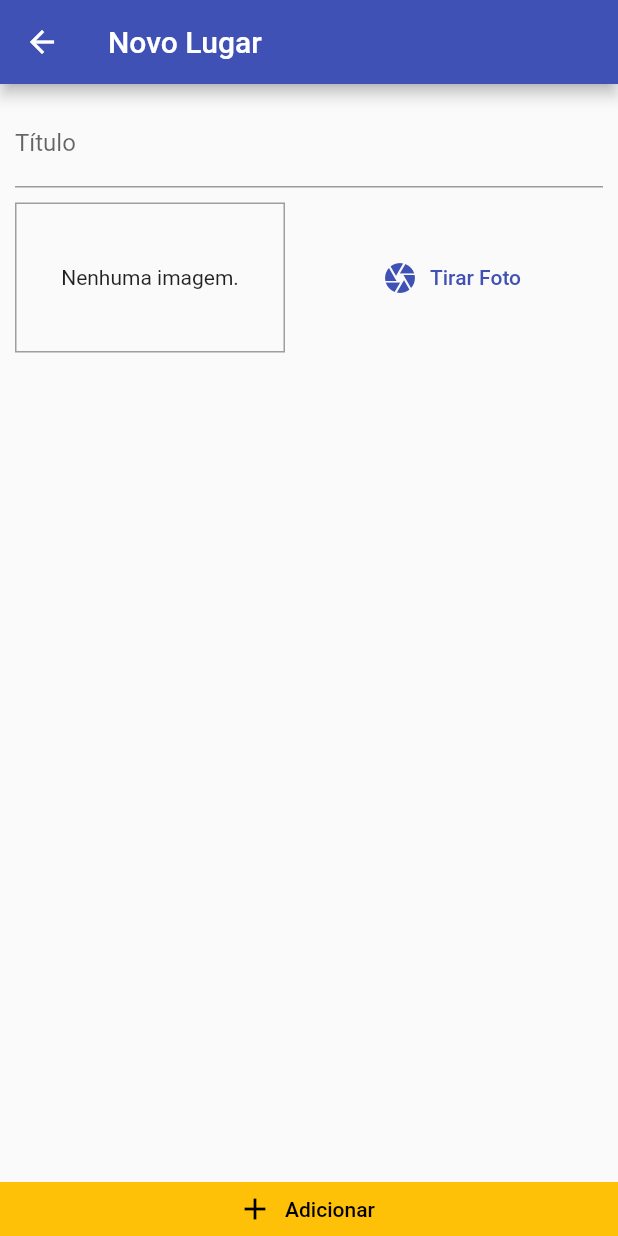
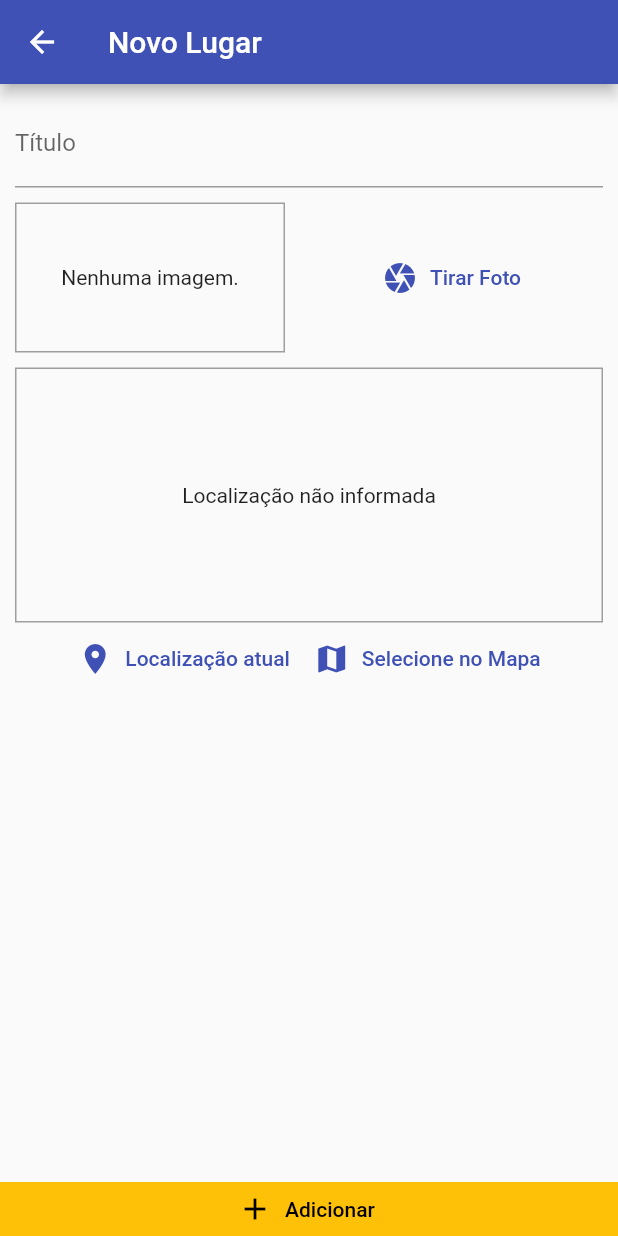
Before and after one commit to AizaYosuke/great-places, a Flutter app: the PlaceFormScreen screen opened by its route, on a phone screen of 412 x 824 dp. Run offline on Flutter 3.47's test engine with Material 2 defaults, Android fonts, the phone set to English and light mode, and no system bars; our stand-ins replace image_picker, location, sqflite; accounts and stored records are empty.

Commit message:
Adiciona utilizacao da api de mapa da google

```diff
--- a/lib/screens/place_form_screen.dart
+++ b/lib/screens/place_form_screen.dart
@@ -4,6 +4,8 @@ import 'package:flutter/material.dart';
 import 'package:great_places/providers/great_places.dart';
 import 'package:great_places/widgets/image_input.dart';
 import 'package:provider/provider.dart';
+
+import '../widgets/location_input.dart';
 
 class PlaceFormScreen extends StatefulWidget {
   const PlaceFormScreen({super.key});
@@ -53,6 +55,8 @@ class _PlaceFormScreenState extends State<PlaceFormScreen> {
                     ),
                     const SizedBox(height: 10),
                     ImageInput(_selectImage),
+                    const SizedBox(height: 10),
+                    LocationInput(),
                   ],
                 ),
               ),
--- /dev/null
+++ b/lib/utils/location_util.dart
@@ -0,0 +1,10 @@
+import 'api_key.dart';
+
+class LocationUtil {
+  static String generateLocationPreviewImage({
+    required double latitude,
+    required double longitude,
+  }) {
+    return 'https://maps.googleapis.com/maps/api/staticmap?center=$latitude,$longitude&zoom=13&size=600x300&maptype=roadmap&markers=color:red%7Clabel:A%7C$latitude,$longitude&key=${ApiKey.key}';
+  }
+}
--- /dev/null
+++ b/lib/widgets/location_input.dart
@@ -0,0 +1,77 @@
+import 'package:flutter/material.dart';
+import 'package:great_places/utils/location_util.dart';
+import 'package:location/location.dart';
+
+class LocationInput extends StatefulWidget {
+  const LocationInput({super.key});
+
+  @override
+  State<LocationInput> createState() => _LocationInputState();
+}
+
+class _LocationInputState extends State<LocationInput> {
+  String _previewImageUrl = '';
+
+  Future<void> _getCurrentUserLocation() async {
+    final locData = await Location().getLocation();
+
+    final staticMapImageUrl = LocationUtil.generateLocationPreviewImage(
+      latitude: locData.latitude!,
+      longitude: locData.longitude!,
+    );
+
+    setState(() {
+      _previewImageUrl = staticMapImageUrl;
+    });
+  }
+
+  @override
+  Widget build(BuildContext context) {
+    return Column(
+      children: [
+        Container(
+          height: 170,
+          width: double.infinity,
+          alignment: Alignment.center,
+          decoration: BoxDecoration(
+              border: Border.all(
+            width: 1,
+            color: Colors.grey,
+          )),
+          child: _previewImageUrl == ''
+              ? const Text('Localização não informada')
+              : Image.network(
+                  _previewImageUrl,
+                  fit: BoxFit.cover,
+                  width: double.infinity,
+                ),
+        ),
+        Row(
+          mainAxisAlignment: MainAxisAlignment.center,
+          children: [
+            TextButton.icon(
+              icon: const Icon(Icons.location_on),
+              label: Text(
+                'Localização atual',
+                style: TextStyle(
+                  color: Theme.of(context).colorScheme.primary,
+                ),
+              ),
+              onPressed: _getCurrentUserLocation,
+            ),
+            TextButton.icon(
+              icon: const Icon(Icons.map),
+              label: Text(
+                'Selecione no Mapa',
+                style: TextStyle(
+                  color: Theme.of(context).colorScheme.primary,
+                ),
+              ),
+              onPressed: () {},
+            ),
+          ],
+        )
+      ],
+    );
+  }
+}
--- a/pubspec.yaml
+++ b/pubspec.yaml
@@ -35,6 +35,7 @@ dependencies:
   path_provider: ^2.0.13
   path: 1.8.2
   sqflite: ^2.2.6
+  location: ^4.4.0
 
 
   # The following adds the Cupertino Icons font to your application.
```
Also changed, not shown: pubspec.lock, 3 other files.
